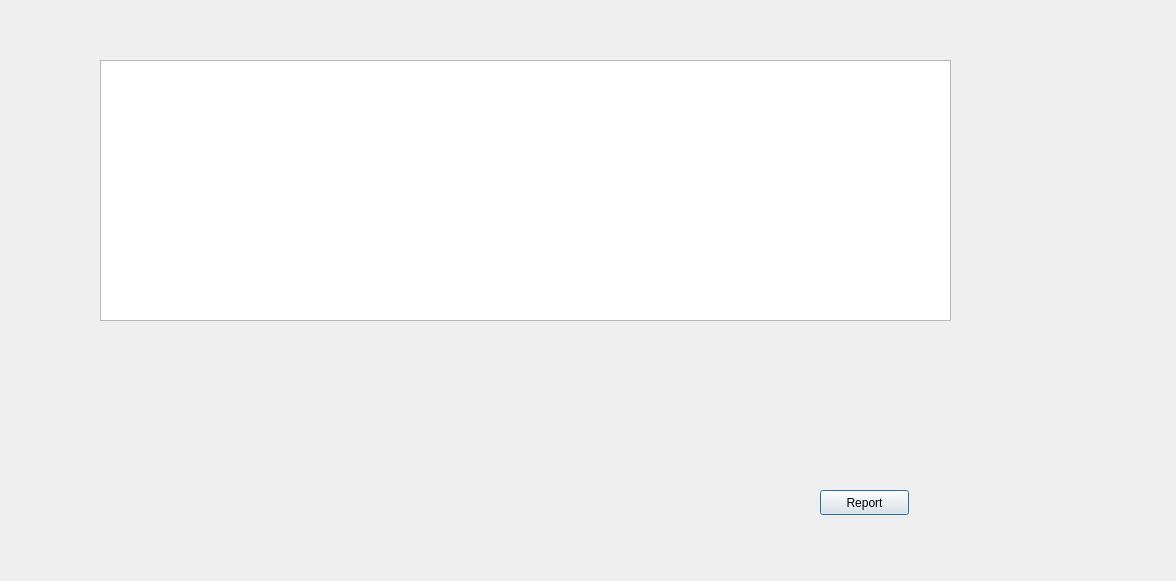
Old version of the form AssetManagement1/assetrecord.ui in the repository Vikas-Allam/AssetManagement.
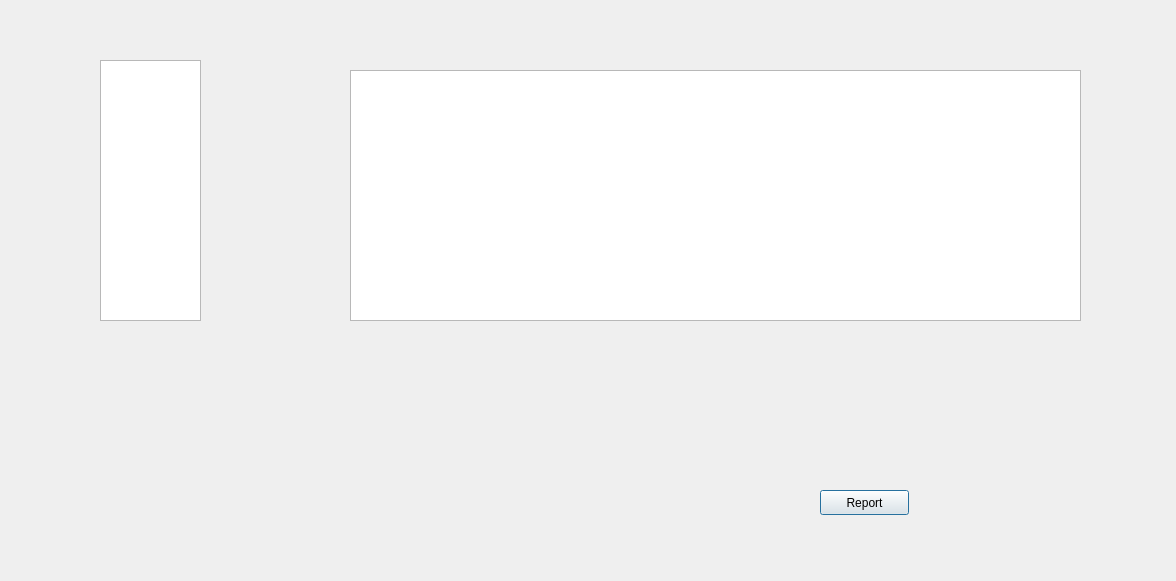
New version of the form.

Patch:
```diff
--- a/AssetManagement1/assetrecord.ui
+++ b/AssetManagement1/assetrecord.ui
@@ -31,11 +31,21 @@
     <rect>
      <x>100</x>
      <y>60</y>
-     <width>851</width>
+     <width>101</width>
      <height>261</height>
     </rect>
    </property>
   </widget>
+  <widget class="QTableWidget" name="tableWidget">
+   <property name="geometry">
+    <rect>
+     <x>350</x>
+     <y>70</y>
+     <width>731</width>
+     <height>251</height>
+    </rect>
+   </property>
+  </widget>
  </widget>
  <resources/>
  <connections/>
```
